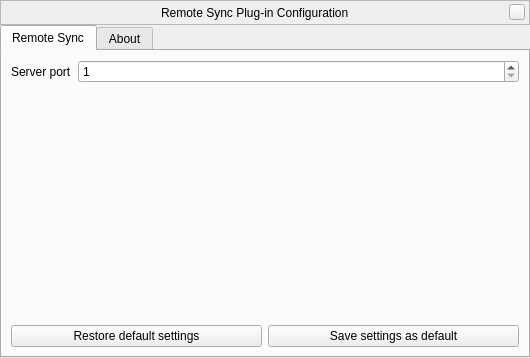
Qt form plugins/RemoteSync/src/gui/remoteSyncDialog.ui (519984307/stellarium_src) before a commit.
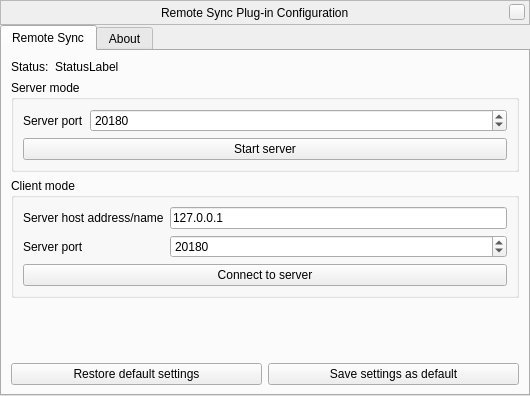
The same form after that commit. The open tabs and pages were chosen to show the change. Custom widgets are drawn as their Qt base class.

Commit message: Basic client/server TCP connection working, including a basic config GUI

```diff
--- a/plugins/RemoteSync/src/gui/remoteSyncDialog.ui
+++ b/plugins/RemoteSync/src/gui/remoteSyncDialog.ui
@@ -7,7 +7,7 @@
     <x>0</x>
     <y>0</y>
     <width>530</width>
-    <height>358</height>
+    <height>396</height>
    </rect>
   </property>
   <property name="windowTitle">
@@ -145,24 +145,61 @@
        <string>Remote Sync</string>
       </attribute>
       <layout class="QFormLayout" name="formLayout">
-       <item row="5" column="0">
-        <widget class="QLabel" name="label">
-         <property name="text">
-          <string>Server port</string>
+       <item row="5" column="0" colspan="2">
+        <widget class="QGroupBox" name="serverGroupBox">
+         <property name="title">
+          <string>Server mode</string>
          </property>
-         <property name="buddy">
-          <cstring>serverPortSpinBox</cstring>
-         </property>
-        </widget>
-       </item>
-       <item row="5" column="1">
-        <widget class="QSpinBox" name="serverPortSpinBox">
-         <property name="minimum">
-          <number>1</number>
-         </property>
-         <property name="maximum">
-          <number>65535</number>
-         </property>
+         <layout class="QFormLayout" name="formLayout_2">
+          <item row="2" column="0" colspan="2">
+           <widget class="QPushButton" name="serverButton">
+            <property name="text">
+             <string>Start server</string>
+            </property>
+           </widget>
+          </item>
+          <item row="0" column="0" colspan="2">
+           <widget class="QWidget" name="serverControls" native="true">
+            <layout class="QFormLayout" name="formLayout_4">
+             <property name="leftMargin">
+              <number>0</number>
+             </property>
+             <property name="topMargin">
+              <number>0</number>
+             </property>
+             <property name="rightMargin">
+              <number>0</number>
+             </property>
+             <property name="bottomMargin">
+              <number>0</number>
+             </property>
+             <item row="0" column="0">
+              <widget class="QLabel" name="label">
+               <property name="text">
+                <string>Server port</string>
+               </property>
+               <property name="buddy">
+                <cstring>serverPortSpinBox</cstring>
+               </property>
+              </widget>
+             </item>
+             <item row="0" column="1">
+              <widget class="QSpinBox" name="serverPortSpinBox">
+               <property name="minimum">
+                <number>1</number>
+               </property>
+               <property name="maximum">
+                <number>65535</number>
+               </property>
+               <property name="value">
+                <number>20180</number>
+               </property>
+              </widget>
+             </item>
+            </layout>
+           </widget>
+          </item>
+         </layout>
         </widget>
        </item>
        <item row="8" column="0">
@@ -208,6 +245,88 @@
          </item>
         </layout>
        </item>
+       <item row="3" column="0">
+        <widget class="QLabel" name="label_2">
+         <property name="text">
+          <string>Status:</string>
+         </property>
+        </widget>
+       </item>
+       <item row="3" column="1">
+        <widget class="QLabel" name="statusLabel">
+         <property name="text">
+          <string>StatusLabel</string>
+         </property>
+        </widget>
+       </item>
+       <item row="7" column="0" colspan="2">
+        <widget class="QGroupBox" name="clientGroupBox">
+         <property name="title">
+          <string>Client mode</string>
+         </property>
+         <layout class="QFormLayout" name="formLayout_3">
+          <item row="4" column="0" colspan="2">
+           <widget class="QPushButton" name="clientButton">
+            <property name="text">
+             <string>Connect to server</string>
+            </property>
+           </widget>
+          </item>
+          <item row="1" column="0" colspan="2">
+           <widget class="QWidget" name="clientControls" native="true">
+            <layout class="QFormLayout" name="formLayout_5">
+             <property name="leftMargin">
+              <number>0</number>
+             </property>
+             <property name="topMargin">
+              <number>0</number>
+             </property>
+             <property name="rightMargin">
+              <number>0</number>
+             </property>
+             <property name="bottomMargin">
+              <number>0</number>
+             </property>
+             <item row="0" column="0">
+              <widget class="QLabel" name="label_3">
+               <property name="text">
+                <string>Server host address/name</string>
+               </property>
+              </widget>
+             </item>
+             <item row="0" column="1">
+              <widget class="QLineEdit" name="clientServerHostEdit">
+               <property name="text">
+                <string>127.0.0.1</string>
+               </property>
+              </widget>
+             </item>
+             <item row="1" column="0">
+              <widget class="QLabel" name="label_4">
+               <property name="text">
+                <string>Server port</string>
+               </property>
+              </widget>
+             </item>
+             <item row="1" column="1">
+              <widget class="QSpinBox" name="clientServerPortSpinBox">
+               <property name="minimum">
+                <number>1</number>
+               </property>
+               <property name="maximum">
+                <number>65535</number>
+               </property>
+               <property name="value">
+                <number>20180</number>
+               </property>
+              </widget>
+             </item>
+            </layout>
+           </widget>
+          </item>
+         </layout>
+        </widget>
+       </item>
       </layout>
      </widget>
      <widget class="QWidget" name="aboutTab">
```
Left out of the diff: 2 changed lines with no effect on the pictures. The commit also changes 8 other files.
